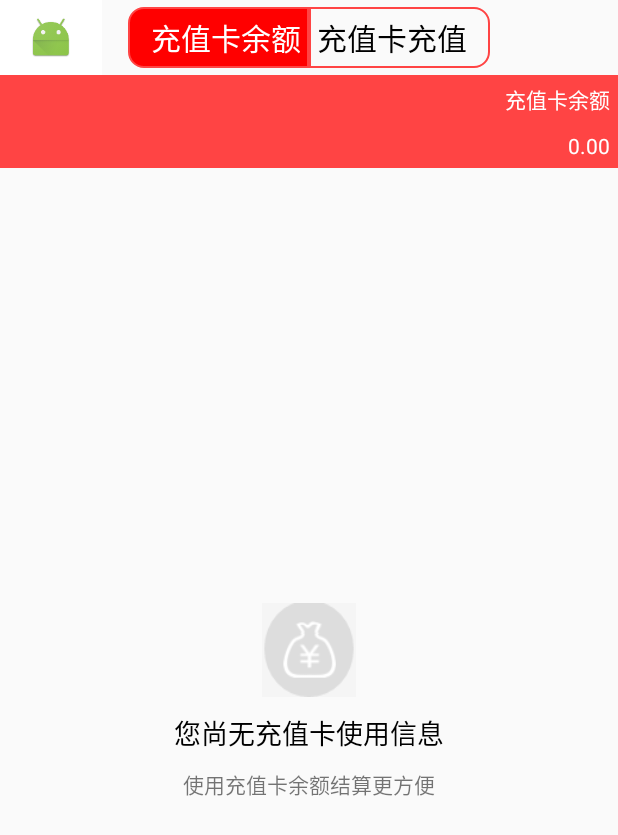
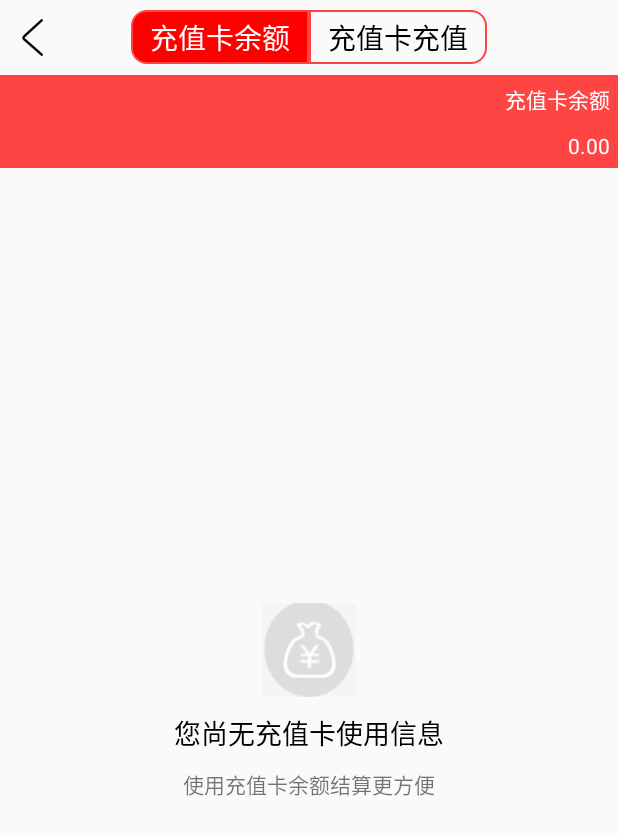
Before and after one commit to smm15045281940/gjw, an Android app: the PrepaidPhoneCardActivity screen opened directly, with no data from a screen before it, on a phone screen of 412 x 824 dp. Shown: the top 835 px of the screen. Run offline under Robolectric (Android 15) with nearby library versions, the phone set to English and light mode, and no system bars.

Commit message:
优化充值卡页面

```diff
--- a/app/src/main/res/layout/activity_prepaid_phone_card.xml
+++ b/app/src/main/res/layout/activity_prepaid_phone_card.xml
@@ -7,30 +7,25 @@
     android:orientation="vertical"
     tools:context="com.gangjianwang.www.gangjianwang.PrepaidPhoneCardActivity">
 
-    <LinearLayout
+    <RelativeLayout
         android:layout_width="match_parent"
-        android:layout_height="50dp"
-        android:orientation="horizontal">
+        android:layout_height="@dimen/x40">
 
         <RelativeLayout
-            android:layout_width="wrap_content"
+            android:id="@+id/rl_prepaidcard_back"
+            android:layout_width="@dimen/x40"
             android:layout_height="match_parent"
-            android:background="@drawable/whitegray_selector"
+            android:background="@drawable/default_gray_selector"
             android:clickable="true"
-            android:id="@+id/rl_prepaidcard_back">
+            android:padding="@dimen/x10">
 
             <ImageView
-                android:padding="10dp"
-                android:layout_width="wrap_content"
-                android:layout_height="match_parent"
-                android:src="@mipmap/ic_launcher"/>
+                android:layout_width="@dimen/x20"
+                android:layout_height="@dimen/x20"
+                android:scaleType="fitXY"
+                android:src="@mipmap/back_black" />
 
         </RelativeLayout>
-
-        <RelativeLayout
-            android:layout_width="0dp"
-            android:layout_weight="1"
-            android:layout_height="match_parent">
 
         <LinearLayout
             android:layout_width="wrap_content"
@@ -39,66 +34,73 @@
             android:orientation="horizontal">
 
             <RelativeLayout
+                android:id="@+id/rl_prepaidcard_account"
                 android:layout_width="wrap_content"
                 android:layout_height="wrap_content"
-                    android:padding="5dp"
                 android:background="@drawable/realorder_shape"
-                    android:clickable="true"
-                    android:id="@+id/rl_prepaidcard_account">
+                android:clickable="true">
+
                 <TextView
-                        android:layout_marginLeft="10dp"
+                    android:id="@+id/tv_prepaidcard_account"
                     android:layout_width="wrap_content"
                     android:layout_height="wrap_content"
-                        android:textSize="20sp"
+                    android:layout_marginBottom="@dimen/x3"
+                    android:layout_marginLeft="@dimen/x10"
+                    android:layout_marginRight="@dimen/x10"
+                    android:layout_marginTop="@dimen/x3"
+                    android:text="充值卡余额"
                     android:textColor="@android:color/black"
-                        android:text="充值卡余额"
-                        android:id="@+id/tv_prepaidcard_account"/>
-                </RelativeLayout>
-
-                <RelativeLayout
-                    android:layout_width="wrap_content"
-                    android:layout_height="wrap_content"
-                    android:padding="5dp"
-                    android:background="@drawable/virtualorder_shape"
-                    android:clickable="true"
-                    android:id="@+id/rl_prepaidcard_paycash">
-                    <TextView
-                        android:layout_marginRight="10dp"
-                        android:layout_width="wrap_content"
-                        android:layout_height="wrap_content"
-                        android:textSize="20sp"
-                        android:textColor="@android:color/black"
-                        android:text="充值卡充值"
-                        android:id="@+id/tv_prepaidcard_paycash"/>
-                </RelativeLayout>
-
-            </LinearLayout>
+                    android:textSize="@dimen/x15" />
 
             </RelativeLayout>
 
             <RelativeLayout
-            android:visibility="invisible"
+                android:id="@+id/rl_prepaidcard_paycash"
                 android:layout_width="wrap_content"
-            android:layout_height="match_parent"
-            android:background="@drawable/whitegray_selector"
-            android:clickable="true"
-            android:id="@+id/rl_prepaidcard_option">
+                android:layout_height="wrap_content"
+                android:background="@drawable/virtualorder_shape"
+                android:clickable="true">
 
-            <ImageView
-                android:padding="10dp"
+                <TextView
+                    android:id="@+id/tv_prepaidcard_paycash"
                     android:layout_width="wrap_content"
-                android:layout_height="match_parent"
-                android:src="@mipmap/ic_launcher"/>
+                    android:layout_height="wrap_content"
+                    android:layout_marginBottom="@dimen/x3"
+                    android:layout_marginLeft="@dimen/x10"
+                    android:layout_marginRight="@dimen/x10"
+                    android:layout_marginTop="@dimen/x3"
+                    android:text="充值卡充值"
+                    android:textColor="@android:color/black"
+                    android:textSize="@dimen/x15" />
 
             </RelativeLayout>
 
         </LinearLayout>
 
+
+        <RelativeLayout
+            android:id="@+id/rl_prepaidcard_option"
+            android:layout_width="wrap_content"
+            android:layout_height="match_parent"
+            android:background="@drawable/whitegray_selector"
+            android:clickable="true"
+            android:visibility="invisible">
+
+            <ImageView
+                android:layout_width="wrap_content"
+                android:layout_height="match_parent"
+                android:padding="10dp"
+                android:src="@mipmap/ic_launcher" />
+
+        </RelativeLayout>
+
+    </RelativeLayout>
+
     <LinearLayout
+        android:id="@+id/ll_prepaidcard_sit"
         android:layout_width="match_parent"
         android:layout_height="match_parent"
-        android:orientation="vertical"
-        android:id="@+id/ll_prepaidcard_sit">
+        android:orientation="vertical">
 
     </LinearLayout>
 
```
Lines whose indentation alone changed are shown as unchanged.
